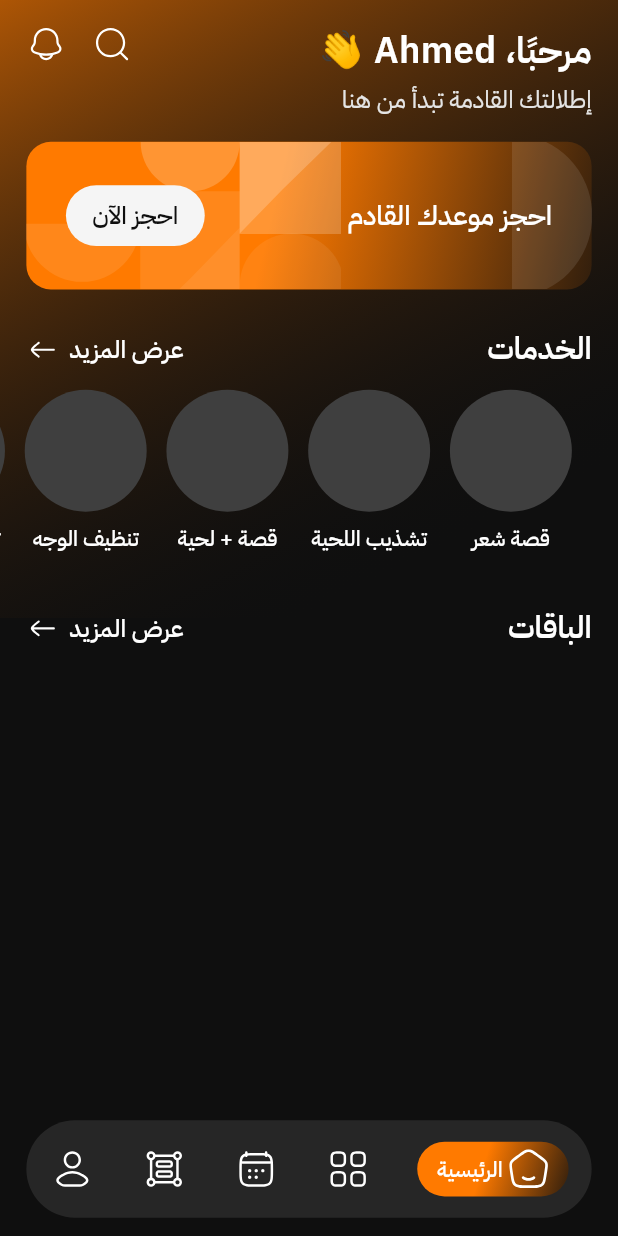
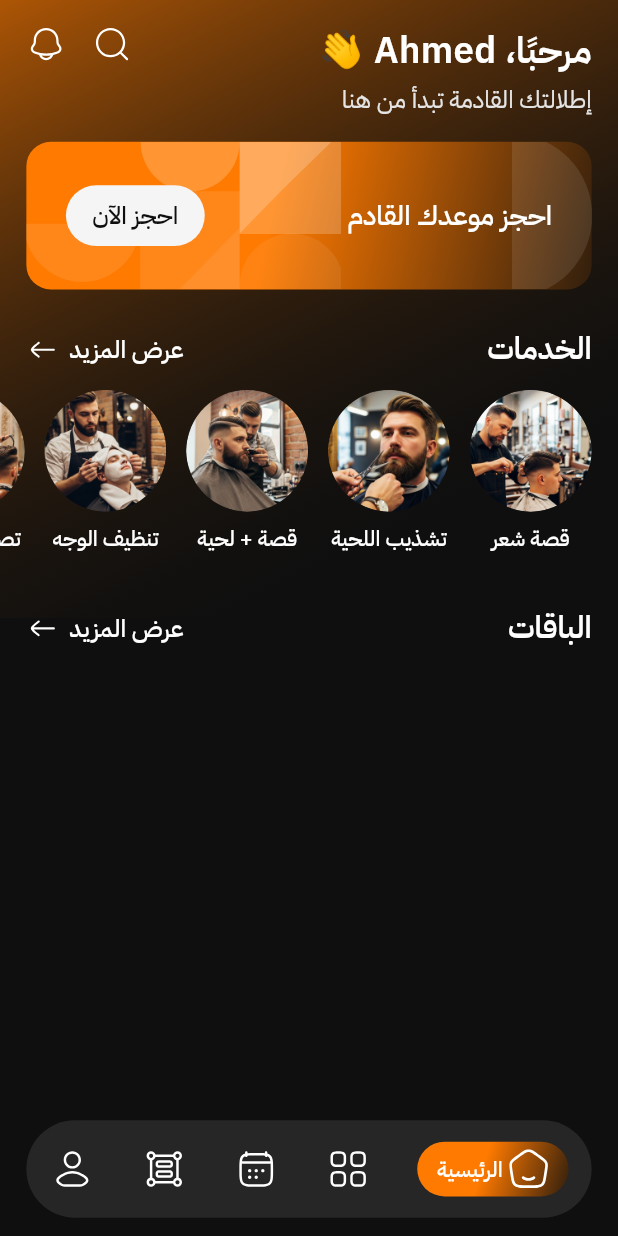
Before and after one commit to ahmadgaad/diko_barber, a Flutter app: the screen it shows after launch, on a phone screen of 412 x 824 dp. Run offline on Flutter 3.47's test engine with Material 3 defaults, Android fonts, the phone set to English and light mode, and no system bars; our stand-ins replace easy_localization, equatable, flutter_bloc, flutter_screenutil, flutter_secure_storage, flutter_svg and 4 more; project files that could hold a hidden picture were left out.

Commit message:
feat(home): add service images and update bottom nav labels
- Add circular service images (haircut, beard trim, etc.) from Figma design
- Update bottom nav bar enum and labels (booking, packages, profile)
- Add AR/EN translations for nav tabs

Co-Authored-By: Claude Opus 4.6 <noreply@anthropic.com>

```diff
--- a/assets/translations/ar.json
+++ b/assets/translations/ar.json
@@ -51,7 +51,11 @@
     "otp_invalid": "أدخل الرمز الصحيح، من فضلك."
   },
   "nav": {
-    "home": "الرئيسية"
+    "home": "الرئيسية",
+    "services": "الخدمات",
+    "booking": "الحجوزات",
+    "packages": "الباقات",
+    "profile": "حسابي"
   },
   "home": {
     "greeting": "مرحبًا، {name} 👋",
--- a/assets/translations/en.json
+++ b/assets/translations/en.json
@@ -51,7 +51,11 @@
     "otp_invalid": "Enter the valid code, please."
   },
   "nav": {
-    "home": "Home"
+    "home": "Home",
+    "services": "Services",
+    "booking": "Booking",
+    "packages": "Packages",
+    "profile": "Profile"
   },
   "home": {
     "greeting": "Hi, {name} 👋",
--- a/lib/core/resources/image_resources.dart
+++ b/lib/core/resources/image_resources.dart
@@ -3,4 +3,14 @@ abstract class ImageResources {
   static const String onboarding1 = 'assets/images/onboarding_1.jpg';
   static const String onboarding2 = 'assets/images/onboarding_2.jpg';
   static const String onboarding3 = 'assets/images/onboarding_3.jpg';
+
+  // Services
+  static const String serviceHaircut = 'assets/images/service_haircut.png';
+  static const String serviceBeardTrim = 'assets/images/service_beard_trim.png';
+  static const String serviceHaircutBeard =
+      'assets/images/service_haircut_beard.png';
+  static const String serviceFaceCleanse =
+      'assets/images/service_face_cleanse.png';
+  static const String serviceHairStyling =
+      'assets/images/service_hair_styling.png';
 }
--- a/lib/features/home/presentation/components/services_section.dart
+++ b/lib/features/home/presentation/components/services_section.dart
@@ -1,3 +1,4 @@
+import 'package:diko_barber/core/resources/image_resources.dart';
 import 'package:diko_barber/core/resources/svg_resources.dart';
 import 'package:diko_barber/core/theme/app_colors.dart';
 import 'package:easy_localization/easy_localization.dart' hide TextDirection;
@@ -9,11 +10,20 @@ class ServicesSection extends StatelessWidget {
   const ServicesSection({super.key});
 
   static const _services = [
-    'home.service_haircut',
-    'home.service_beard_trim',
-    'home.service_haircut_beard',
-    'home.service_face_cleanse',
-    'home.service_hair_styling',
+    (label: 'home.service_haircut', image: ImageResources.serviceHaircut),
+    (label: 'home.service_beard_trim', image: ImageResources.serviceBeardTrim),
+    (
+      label: 'home.service_haircut_beard',
+      image: ImageResources.serviceHaircutBeard,
+    ),
+    (
+      label: 'home.service_face_cleanse',
+      image: ImageResources.serviceFaceCleanse,
+    ),
+    (
+      label: 'home.service_hair_styling',
+      image: ImageResources.serviceHairStyling,
+    ),
   ];
 
   @override
@@ -32,10 +42,14 @@ class ServicesSection extends StatelessWidget {
             clipBehavior: Clip.none,
             child: Row(
               crossAxisAlignment: CrossAxisAlignment.start,
-              children: _services.map((key) {
+              children: _services.map((service) {
                 return Padding(
-                  padding: EdgeInsets.only(right: 12.w),
-                  child: _ServiceItem(labelKey: key, colors: colors),
+                  padding: EdgeInsetsDirectional.only(end: 12.w),
+                  child: _ServiceItem(
+                    labelKey: service.label,
+                    imagePath: service.image,
+                    colors: colors,
+                  ),
                 );
               }).toList(),
             ),
@@ -47,9 +61,14 @@ class ServicesSection extends StatelessWidget {
 }
 
 class _ServiceItem extends StatelessWidget {
-  const _ServiceItem({required this.labelKey, required this.colors});
+  const _ServiceItem({
+    required this.labelKey,
+    required this.imagePath,
+    required this.colors,
+  });
 
   final String labelKey;
+  final String imagePath;
   final AppColors colors;
 
   @override
@@ -58,12 +77,12 @@ class _ServiceItem extends StatelessWidget {
       width: 74.w,
       child: Column(
         children: [
-          Container(
-            width: 74.w,
-            height: 74.w,
-            decoration: BoxDecoration(
-              shape: BoxShape.circle,
-              color: colors.neutral200,
+          ClipOval(
+            child: Image.asset(
+              imagePath,
+              width: 74.w,
+              height: 74.w,
+              fit: BoxFit.cover,
             ),
           ),
           SizedBox(height: 8.h),
```
Also changed, not shown: lib/core/widgets/app_bottom_nav_bar.dart (+7 -7 lines), assets/images/service_beard_trim.png (added), assets/images/service_face_cleanse.png (added), assets/images/service_hair_styling.png (added), assets/images/service_haircut.png (added), assets/images/service_haircut_beard.png (added).
